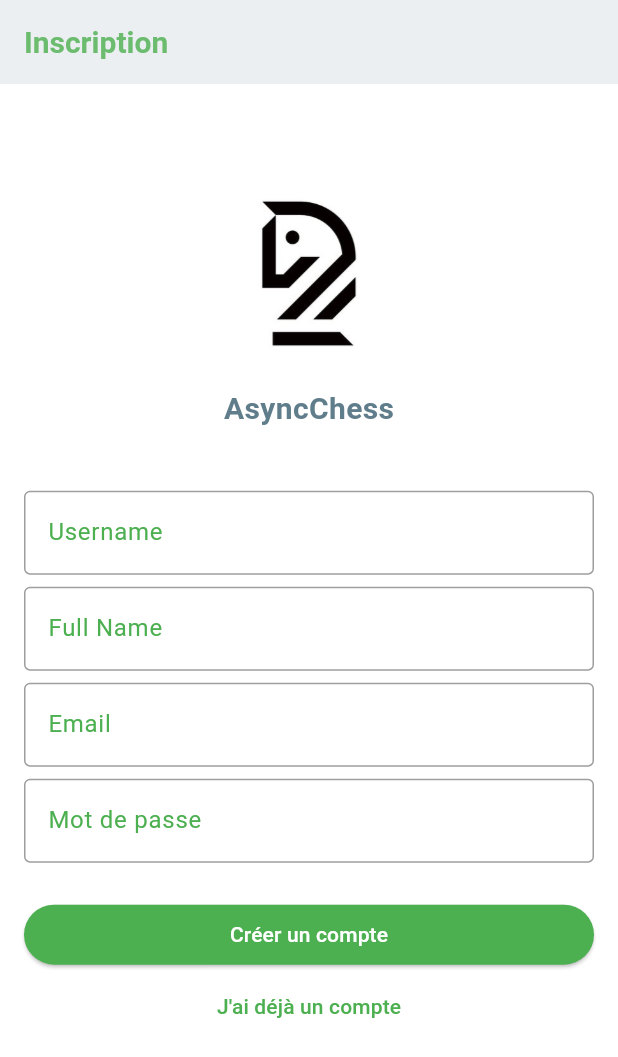
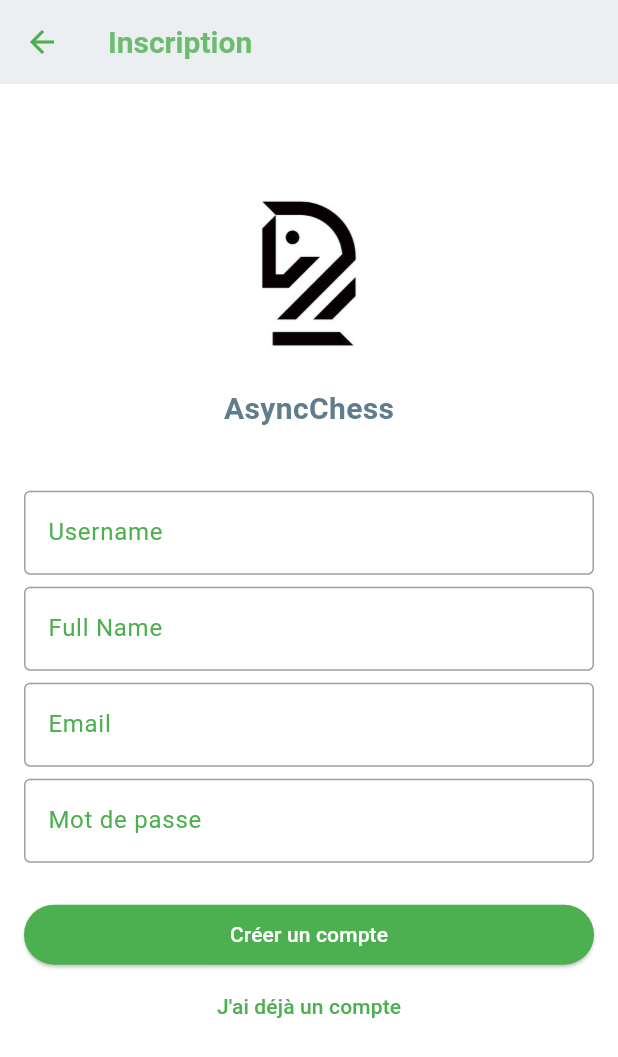
Before and after one commit to cyrilrussehepl/flutter-chess, a Flutter app: the screen it shows after launch, after a tap on "Créer un compte", on a phone screen of 412 x 824 dp. Shown: the top 1057 px of the screen. Run offline on Flutter 3.47's test engine with Material 3 defaults, Android fonts, the phone set to English and light mode, and no system bars; our stand-ins replace cloud_firestore, country_picker, firebase_auth, firebase_core, firebase_storage, image_picker and 2 more; missing offline and left inert: firedart; accounts and stored records are empty.

Commit message:
added page routing

```diff
--- a/code/projet_chess/lib/main.dart
+++ b/code/projet_chess/lib/main.dart
@@ -1,7 +1,9 @@
+import 'package:firebase_core/firebase_core.dart';
 import 'package:flutter/material.dart';
+import 'package:projet_chess/routes.dart';
+
+import 'firebase_options.dart';
 import 'screens/authentication/sign_in.dart';
-import 'package:firebase_core/firebase_core.dart';
-import 'firebase_options.dart';
 import 'style/color.dart';
 
 void main() async {
@@ -19,6 +21,7 @@ class MyApp extends StatelessWidget {
   Widget build(BuildContext context) {
     return MaterialApp(
       title: 'Flutter Login',
+      routes: routes,
       theme: ThemeData(
           primarySwatch: Colors.grey,
           primaryColor: mainColor,
--- /dev/null
+++ b/code/projet_chess/lib/routes.dart
@@ -0,0 +1,10 @@
+import 'package:flutter/cupertino.dart';
+import 'package:projet_chess/screens/authentication/sign_in.dart';
+import 'package:projet_chess/screens/authentication/sign_up.dart';
+import 'package:projet_chess/screens/main/main.dart';
+
+Map<String, WidgetBuilder> routes = {
+  SignInPage.routeName: (context) => const SignInPage(),
+  SignUpPage.routeName: (context) => SignUpPage(),
+  MainPage.routeName: (context) => const MainPage(),
+};
--- a/code/projet_chess/lib/screens/authentication/sign_in.dart
+++ b/code/projet_chess/lib/screens/authentication/sign_in.dart
@@ -1,10 +1,12 @@
+import 'package:firebase_auth/firebase_auth.dart';
 import 'package:flutter/material.dart';
 import 'package:projet_chess/screens/authentication/sign_up.dart';
 import 'package:projet_chess/services/authentication_services.dart';
-import 'package:firebase_auth/firebase_auth.dart';
 import 'package:projet_chess/widgets/loading.dart';
 
 class SignInPage extends StatefulWidget {
+  static const routeName = '/sign_in';
+
   const SignInPage({super.key});
 
   @override
@@ -114,10 +116,12 @@ class _SignInPageState extends State<SignInPage> {
   }
 
   void openSignUpPage() {
-    Navigator.pushReplacement(
-      context,
-      MaterialPageRoute(builder: (context) => SignUpPage()),
-    );
+    Navigator.pushNamed(context, SignUpPage.routeName);
+
+    // Navigator.pushReplacement(
+    //   context,
+    //   MaterialPageRoute(builder: (context) => SignUpPage()),
+    // );
   }
 
   void getInputs() {
--- a/code/projet_chess/lib/screens/authentication/sign_up.dart
+++ b/code/projet_chess/lib/screens/authentication/sign_up.dart
@@ -3,6 +3,8 @@ import 'package:projet_chess/screens/authentication/sign_in.dart';
 import 'package:projet_chess/services/authentication_services.dart';
 
 class SignUpPage extends StatelessWidget {
+  static const routeName = '/sign_up';
+
   SignUpPage({super.key});
 
   final TextEditingController emailController = TextEditingController();
--- a/code/projet_chess/lib/screens/game/game.dart
+++ b/code/projet_chess/lib/screens/game/game.dart
@@ -1,7 +1,7 @@
+import 'package:dto/game.dart';
 import 'package:flutter/material.dart';
+import 'package:projet_chess/screens/game/chess.dart';
 import 'package:projet_chess/services/games_services.dart';
-import 'package:projet_chess/screens/game/chess.dart';
-import 'package:dto/game.dart';
 import 'package:projet_chess/widgets/loading.dart';
 
 class GameScreen extends StatelessWidget {
--- a/code/projet_chess/lib/screens/main/main.dart
+++ b/code/projet_chess/lib/screens/main/main.dart
@@ -4,10 +4,12 @@ import 'package:projet_chess/screens/main/friends_tab.dart';
 import 'package:projet_chess/screens/main/games_tab.dart';
 import 'package:projet_chess/screens/main/invitations_tab.dart';
 import 'package:projet_chess/screens/main/profile_tab.dart';
+import 'package:projet_chess/widgets/loading.dart';
 import 'package:projet_chess/widgets/logout_button.dart';
-import 'package:projet_chess/widgets/loading.dart';
 
 class MainPage extends StatefulWidget {
+  static const routeName = '/main';
+
   const MainPage({super.key});
 
   @override
```
Also changed, not shown: code/projet_chess/lib/widgets/chess/square.dart (+4 -5 lines).
